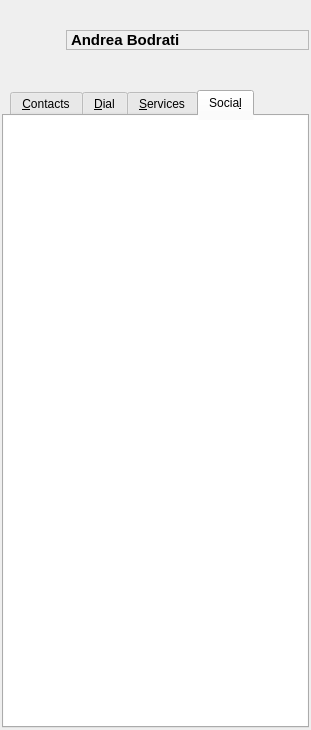
This is src/tools/yastuff/yamainwindow.ui in AlekSi/Jabbin as Qt 5 draws it before an edit. The edited form follows.
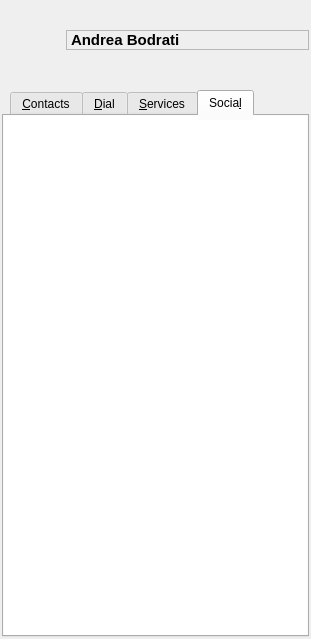
This is the edited form. Icons and pictures are not drawn. Custom widgets are drawn as their Qt base class.

Commit message: Main window sizing fixes.

Diff of the .ui file:
```diff
--- a/src/tools/yastuff/yamainwindow.ui
+++ b/src/tools/yastuff/yamainwindow.ui
@@ -7,9 +7,15 @@
     <x>0</x>
     <y>0</y>
     <width>311</width>
-    <height>730</height>
+    <height>639</height>
    </rect>
   </property>
+  <property name="minimumSize" >
+   <size>
+    <width>300</width>
+    <height>600</height>
+   </size>
+  </property>
   <property name="windowTitle" >
    <string>Form</string>
   </property>
```
The commit also changes 4 other files.
